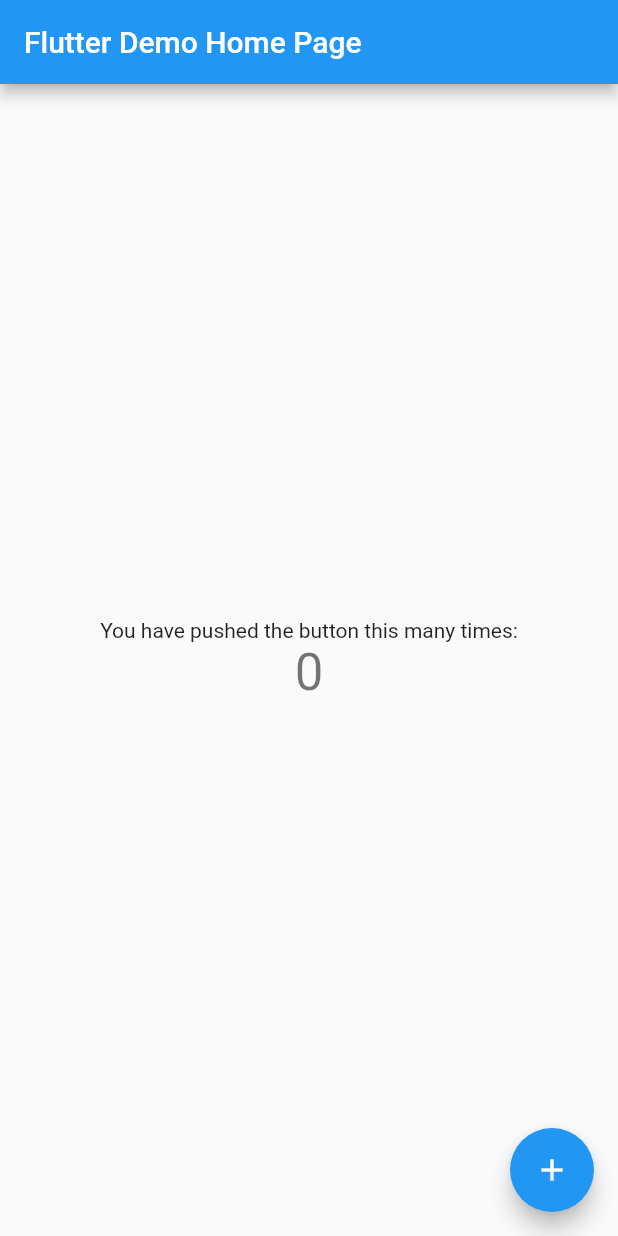
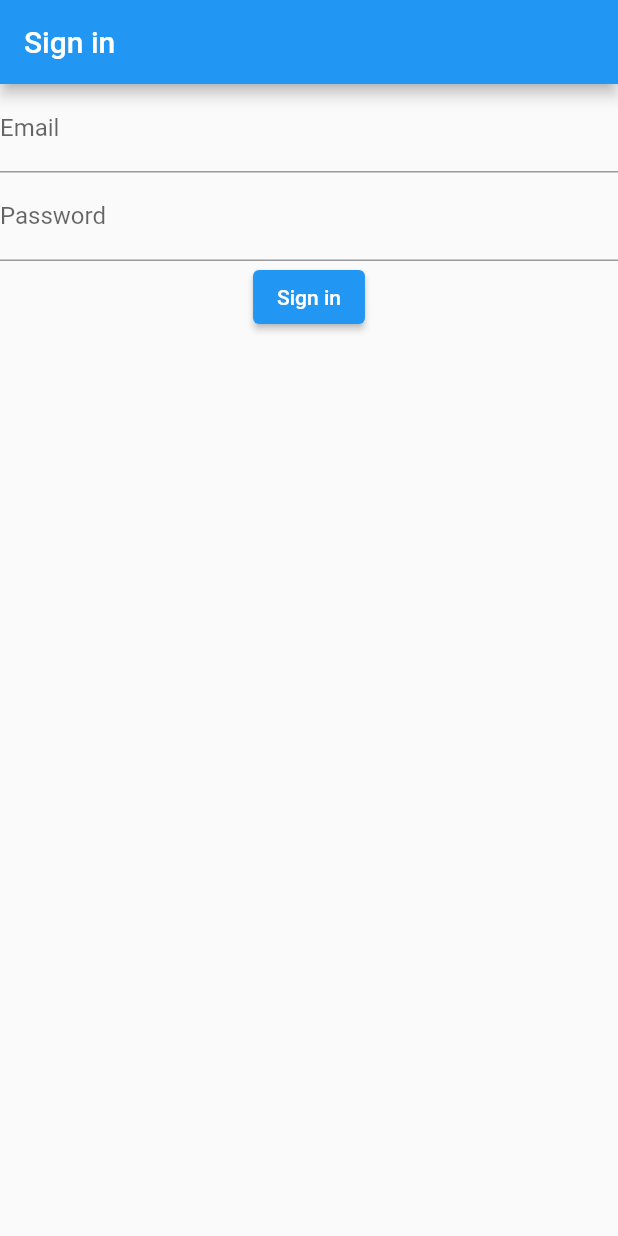
Before and after one commit to Allen01311/login, a Flutter app: the screen it shows after launch, on a phone screen of 412 x 824 dp. Run offline on Flutter 3.47's test engine with Material 2 defaults, Android fonts, the phone set to English and light mode, and no system bars; our stand-ins replace firebase_auth; accounts and stored records are empty.

Commit message:
做到part1第17分鐘

```diff
--- /dev/null
+++ b/lib/Setup/sign_in.dart
@@ -0,0 +1,69 @@
+import 'package:flutter/material.dart';
+import 'package:firebase_auth/firebase_auth.dart';
+import 'package:async/async.dart';
+import 'package:login/Pages/home.dart';
+
+class LoginPage extends StatefulWidget {
+  @override
+  _LoginPageState createState() => _LoginPageState();
+}
+
+class _LoginPageState extends State<LoginPage> {
+  String _email, _password;
+  final GlobalKey<FormState> _formKey = GlobalKey<FormState>();
+  @override
+  Widget build(BuildContext context) {
+    return Scaffold(
+      appBar: AppBar(
+        title: Text('Sign in'),
+      ),
+      body: Form(
+          key: _formKey,
+          child: Column(
+            children: <Widget>[
+              TextFormField(
+                validator: (input) {
+                  if (input.isEmpty) {
+                    return 'Please type an email';
+                  }
+                },
+                onSaved: (input) => _email = input,
+                decoration: InputDecoration(
+                  labelText: 'Email',
+                ),
+              ),
+              TextFormField(
+                validator: (input) {
+                  if (input.length < 6) {
+                    return 'Longer password please';
+                  }
+                },
+                decoration: InputDecoration(labelText: 'Password'),
+                onSaved: (input) => _password = input,
+                obscureText: true,
+              ),
+              ElevatedButton(
+                onPressed: () {},
+                child: Text('Sign in'),
+              ),
+            ],
+          )),
+    );
+  }
+
+  Future<void> signIn() async {
+    final formState = _formKey.currentState;
+    if (formState.validate()) {
+      formState.save();
+      try {
+        FirebaseUser user = (await FirebaseAuth.instance
+                .signInWithEmailAndPassword(email: _email, password: _password))
+            .user;
+        Navigator.push(
+            context, MaterialPageRoute(builder: (context) => Home()));
+      } catch (e) {
+        print(e.message);
+      }
+    }
+  }
+}
--- a/lib/main.dart
+++ b/lib/main.dart
@@ -1,113 +1,20 @@
 import 'package:flutter/material.dart';
+import 'Setup/sign_in.dart';
 
 void main() {
   runApp(MyApp());
 }
 
 class MyApp extends StatelessWidget {
-  // This widget is the root of your application.
   @override
   Widget build(BuildContext context) {
     return MaterialApp(
+      debugShowCheckedModeBanner: false,
       title: 'Flutter Demo',
       theme: ThemeData(
-        // This is the theme of your application.
-        //
-        // Try running your application with "flutter run". You'll see the
-        // application has a blue toolbar. Then, without quitting the app, try
-        // changing the primarySwatch below to Colors.green and then invoke
-        // "hot reload" (press "r" in the console where you ran "flutter run",
-        // or simply save your changes to "hot reload" in a Flutter IDE).
-        // Notice that the counter didn't reset back to zero; the application
-        // is not restarted.
         primarySwatch: Colors.blue,
       ),
-      home: MyHomePage(title: 'Flutter Demo Home Page'),
+      home: new LoginPage(),
     );
   }
 }
-
-class MyHomePage extends StatefulWidget {
-  MyHomePage({Key key, this.title}) : super(key: key);
-
-  // This widget is the home page of your application. It is stateful, meaning
-  // that it has a State object (defined below) that contains fields that affect
-  // how it looks.
-
-  // This class is the configuration for the state. It holds the values (in this
-  // case the title) provided by the parent (in this case the App widget) and
-  // used by the build method of the State. Fields in a Widget subclass are
-  // always marked "final".
-
-  final String title;
-
-  @override
-  _MyHomePageState createState() => _MyHomePageState();
-}
-
-class _MyHomePageState extends State<MyHomePage> {
-  int _counter = 0;
-
-  void _incrementCounter() {
-    setState(() {
-      // This call to setState tells the Flutter framework that something has
-      // changed in this State, which causes it to rerun the build method below
-      // so that the display can reflect the updated values. If we changed
-      // _counter without calling setState(), then the build method would not be
-      // called again, and so nothing would appear to happen.
-      _counter++;
-    });
-  }
-
-  @override
-  Widget build(BuildContext context) {
-    // This method is rerun every time setState is called, for instance as done
-    // by the _incrementCounter method above.
-    //
-    // The Flutter framework has been optimized to make rerunning build methods
-    // fast, so that you can just rebuild anything that needs updating rather
-    // than having to individually change instances of widgets.
-    return Scaffold(
-      appBar: AppBar(
-        // Here we take the value from the MyHomePage object that was created by
-        // the App.build method, and use it to set our appbar title.
-        title: Text(widget.title),
-      ),
-      body: Center(
-        // Center is a layout widget. It takes a single child and positions it
-        // in the middle of the parent.
-        child: Column(
-          // Column is also a layout widget. It takes a list of children and
-          // arranges them vertically. By default, it sizes itself to fit its
-          // children horizontally, and tries to be as tall as its parent.
-          //
-          // Invoke "debug painting" (press "p" in the console, choose the
-          // "Toggle Debug Paint" action from the Flutter Inspector in Android
-          // Studio, or the "Toggle Debug Paint" command in Visual Studio Code)
-          // to see the wireframe for each widget.
-          //
-          // Column has various properties to control how it sizes itself and
-          // how it positions its children. Here we use mainAxisAlignment to
-          // center the children vertically; the main axis here is the vertical
-          // axis because Columns are vertical (the cross axis would be
-          // horizontal).
-          mainAxisAlignment: MainAxisAlignment.center,
-          children: <Widget>[
-            Text(
-              'You have pushed the button this many times:',
-            ),
-            Text(
-              '$_counter',
-              style: Theme.of(context).textTheme.headline4,
-            ),
-          ],
-        ),
-      ),
-      floatingActionButton: FloatingActionButton(
-        onPressed: _incrementCounter,
-        tooltip: 'Increment',
-        child: Icon(Icons.add),
-      ), // This trailing comma makes auto-formatting nicer for build methods.
-    );
-  }
-}
--- a/pubspec.yaml
+++ b/pubspec.yaml
@@ -23,6 +23,7 @@ environment:
 dependencies:
   flutter:
     sdk: flutter
+  firebase_auth: ^1.0.1
 
 
   # The following adds the Cupertino Icons font to your application.
```
Also changed, not shown: lib/Pages/home.dart (added, +17 -0 lines), pubspec.lock, 3 other files.
